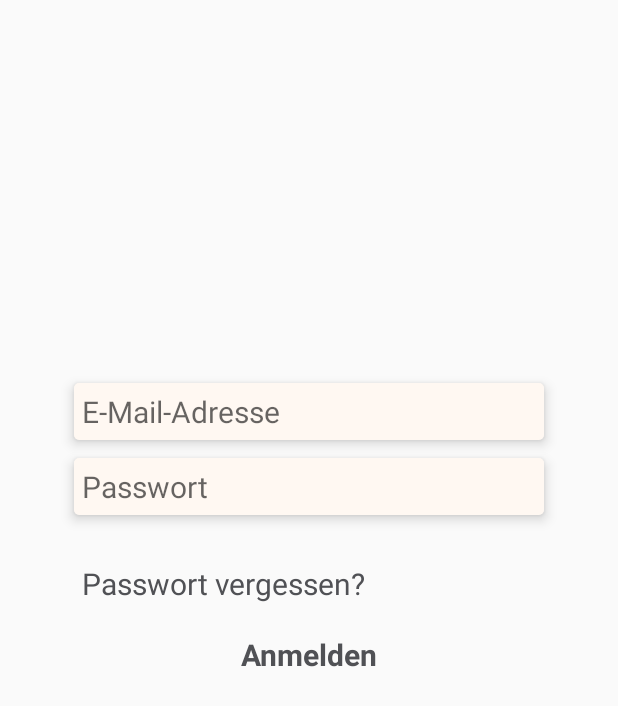
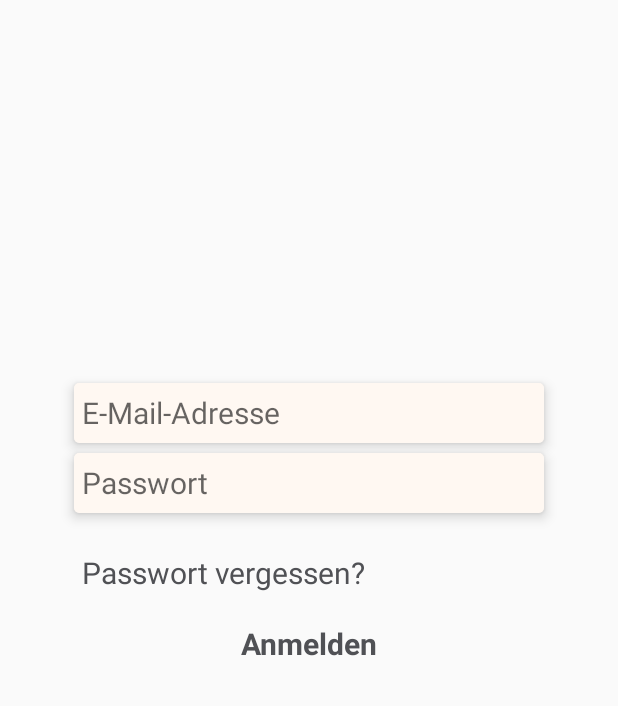
Before and after one commit to Locdoc01/griot-app, an Android app: the layout tab_signin.xml on its own in the app's theme, with its tools: preview values and no code run, on a phone screen of 412 x 824 dp. Shown: the top 706 px of the screen. Run offline under Robolectric (Android 15) with nearby library versions, the phone set to English and light mode, and no system bars.

Commit message:
some resources edited

```diff
--- a/app/src/main/res/values/dimen.xml
+++ b/app/src/main/res/values/dimen.xml
@@ -2,7 +2,8 @@
 <resources>
     <dimen name="dimen_height_lines">0.25dp</dimen>
     <dimen name="dimen_bottom_buttons">40dp</dimen>
-    <dimen name="dimen_height_editText">32dp</dimen>
+    <dimen name="dimen_height_editText">40dp</dimen>
+    <dimen name="dimen_height_tabwidget">50dp</dimen>
 
     <!--TextSizes-->
     <dimen name="dimen_textSize_big">25sp</dimen>
--- a/app/src/main/res/values/styles.xml
+++ b/app/src/main/res/values/styles.xml
@@ -16,7 +16,7 @@
 
     <style name="AppTheme.EditTextStyle">
         <item name="android:layout_width">0dp</item>
-        <item name="android:layout_height">wrap_content</item>
+        <item name="android:layout_height">@dimen/dimen_height_editText</item>
         <item name="android:padding">5dp</item>
         <item name="android:textSize">@dimen/dimen_textSize_normal</item>
         <item name="android:background">@drawable/shape_rect_rounded</item>
```
Also changed, not shown: 1 other file.
